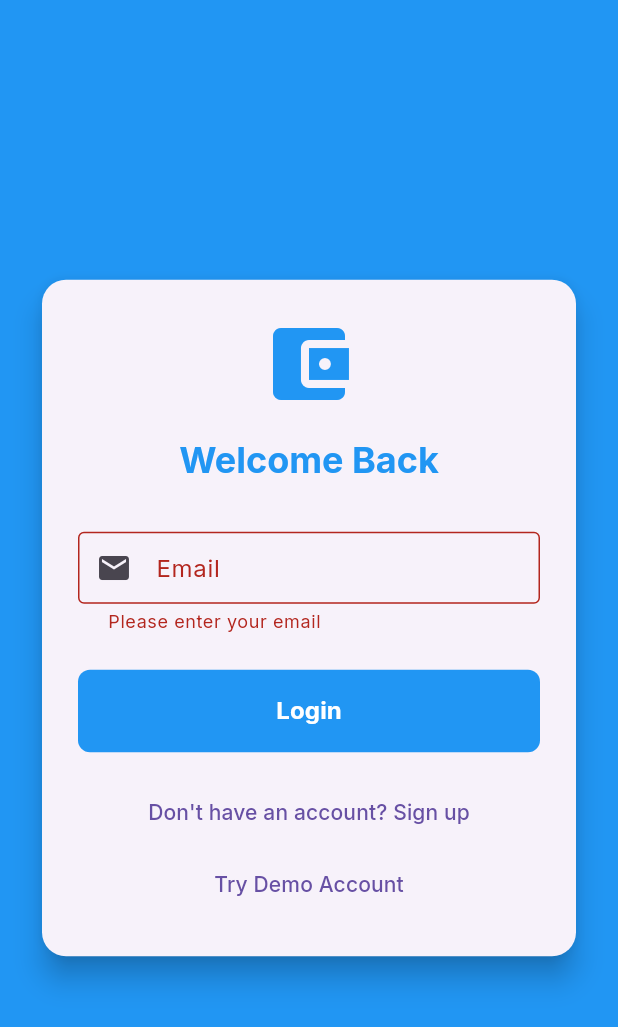
After one commit to souleimarejeb/expenseMate, a Flutter app: the screen it shows after launch, after a tap on "Login", on a phone screen of 412 x 824 dp. The commit adds this screen. Shown: the top 1027 px of the screen. Run offline on Flutter 3.47's test engine with Material 3 defaults, Android fonts, the phone set to English and light mode, and no system bars; our stand-ins replace fl_chart, flutter_local_notifications, sqflite; accounts and stored records are empty.

Commit message:
feat: Implement user authentication and profile management screens

```diff
--- /dev/null
+++ b/lib/features/user/screens/simple_login_screen.dart
@@ -0,0 +1,305 @@
+// simple_login_screen.dart
+import 'package:flutter/material.dart';
+import 'package:provider/provider.dart';
+import '../providers/user_provider.dart';
+import '../models/user_model.dart';
+
+class SimpleLoginScreen extends StatefulWidget {
+  const SimpleLoginScreen({super.key});
+
+  @override
+  State<SimpleLoginScreen> createState() => _SimpleLoginScreenState();
+}
+
+class _SimpleLoginScreenState extends State<SimpleLoginScreen> {
+  final _formKey = GlobalKey<FormState>();
+  final _firstNameController = TextEditingController();
+  final _lastNameController = TextEditingController();
+  final _emailController = TextEditingController();
+
+  bool _isLogin = true;
+  bool _isLoading = false;
+
+  @override
+  void dispose() {
+    _firstNameController.dispose();
+    _lastNameController.dispose();
+    _emailController.dispose();
+    super.dispose();
+  }
+
+  @override
+  Widget build(BuildContext context) {
+    return Scaffold(
+      backgroundColor: Theme.of(context).primaryColor,
+      body: SafeArea(
+        child: Center(
+          child: SingleChildScrollView(
+            padding: const EdgeInsets.all(24),
+            child: Card(
+              elevation: 8,
+              shape: RoundedRectangleBorder(
+                borderRadius: BorderRadius.circular(16),
+              ),
+              child: Padding(
+                padding: const EdgeInsets.all(24),
+                child: Form(
+                  key: _formKey,
+                  child: Column(
+                    mainAxisSize: MainAxisSize.min,
+                    children: [
+                      Icon(
+                        Icons.account_balance_wallet,
+                        size: 64,
+                        color: Theme.of(context).primaryColor,
+                      ),
+                      const SizedBox(height: 16),
+                      Text(
+                        _isLogin ? 'Welcome Back' : 'Create Account',
+                        style: Theme.of(context).textTheme.headlineSmall?.copyWith(
+                              fontWeight: FontWeight.bold,
+                              color: Theme.of(context).primaryColor,
+                            ),
+                      ),
+                      const SizedBox(height: 32),
+
+                      // Name fields for registration
+                      if (!_isLogin) ...[
+                        Row(
+                          children: [
+                            Expanded(
+                              child: TextFormField(
+                                controller: _firstNameController,
+                                decoration: const InputDecoration(
+                                  labelText: 'First Name',
+                                  prefixIcon: Icon(Icons.person),
+                                  border: OutlineInputBorder(),
+                                ),
+                                validator: (value) {
+                                  if (!_isLogin && (value == null || value.trim().isEmpty)) {
+                                    return 'Required';
+                                  }
+                                  return null;
+                                },
+                              ),
+                            ),
+                            const SizedBox(width: 16),
+                            Expanded(
+                              child: TextFormField(
+                                controller: _lastNameController,
+                                decoration: const InputDecoration(
+                                  labelText: 'Last Name',
+                                  prefixIcon: Icon(Icons.person_outline),
+                                  border: OutlineInputBorder(),
+                                ),
+                                validator: (value) {
+                                  if (!_isLogin && (value == null || value.trim().isEmpty)) {
+                                    return 'Required';
+                                  }
+                                  return null;
+                                },
+                              ),
+                            ),
+                          ],
+                        ),
+                        const SizedBox(height: 16),
+                      ],
+
+                      // Email field
+                      TextFormField(
+                        controller: _emailController,
+                        keyboardType: TextInputType.emailAddress,
+                        decoration: const InputDecoration(
+                          labelText: 'Email',
+                          prefixIcon: Icon(Icons.email),
+                          border: OutlineInputBorder(),
+                        ),
+                        validator: (value) {
+                          if (value == null || value.trim().isEmpty) {
+                            return 'Please enter your email';
+                          }
+                          if (!RegExp(r'^[\w-\.]+@([\w-]+\.)+[\w-]{2,4}$').hasMatch(value)) {
+                            return 'Please enter a valid email';
+                          }
+                          return null;
+                        },
+                      ),
+
+                      const SizedBox(height: 24),
+
+                      // Error display
+                      Consumer<UserProvider>(
+                        builder: (context, userProvider, child) {
+                          if (userProvider.error != null) {
+                            return Container(
+                              width: double.infinity,
+                              padding: const EdgeInsets.all(12),
+                              margin: const EdgeInsets.only(bottom: 16),
+                              decoration: BoxDecoration(
+                                color: Colors.red.shade50,
+                                border: Border.all(color: Colors.red.shade200),
+                                borderRadius: BorderRadius.circular(8),
+                              ),
+                              child: Text(
+                                userProvider.error!,
+                                style: TextStyle(color: Colors.red.shade700),
+                                textAlign: TextAlign.center,
+                              ),
+                            );
+                          }
+                          return const SizedBox.shrink();
+                        },
+                      ),
+
+                      // Submit button
+                      SizedBox(
+                        width: double.infinity,
+                        child: ElevatedButton(
+                          onPressed: _isLoading ? null : _handleSubmit,
+                          style: ElevatedButton.styleFrom(
+                            backgroundColor: Theme.of(context).primaryColor,
+                            foregroundColor: Colors.white,
+                            padding: const EdgeInsets.symmetric(vertical: 16),
+                            shape: RoundedRectangleBorder(
+                              borderRadius: BorderRadius.circular(8),
+                            ),
+                          ),
+                          child: _isLoading
+                              ? const SizedBox(
+                                  height: 20,
+                                  width: 20,
+                                  child: CircularProgressIndicator(
+                                    strokeWidth: 2,
+                                    valueColor: AlwaysStoppedAnimation<Color>(Colors.white),
+                                  ),
+                                )
+                              : Text(
+                                  _isLogin ? 'Login' : 'Create Account',
+                                  style: const TextStyle(
+                                    fontSize: 16,
+                                    fontWeight: FontWeight.bold,
+                                  ),
+                                ),
+                        ),
+                      ),
+
+                      const SizedBox(height: 16),
+
+                      // Toggle between login/register
+                      TextButton(
+                        onPressed: () {
+                          setState(() {
+                            _isLogin = !_isLogin;
+                            // Clear form when toggling
+                            _firstNameController.clear();
+                            _lastNameController.clear();
+                            _emailController.clear();
+                          });
+                          Provider.of<UserProvider>(context, listen: false).clearError();
+                        },
+                        child: Text(
+                          _isLogin
+                              ? "Don't have an account? Sign up"
+                              : "Already have an account? Sign in",
+                        ),
+                      ),
+
+                      // Demo account button
+                      if (_isLogin)
+                        TextButton(
+                          onPressed: _createDemoAccount,
+                          child: const Text('Try Demo Account'),
+                        ),
+                    ],
+                  ),
+                ),
+              ),
+            ),
+          ),
+        ),
+      ),
+    );
+  }
+
+  Future<void> _handleSubmit() async {
+    if (!_formKey.currentState!.validate()) {
+      return;
+    }
+
+    setState(() {
+      _isLoading = true;
+    });
+
+    final userProvider = Provider.of<UserProvider>(context, listen: false);
+    userProvider.clearError();
+
+    bool success = false;
+
+    try {
+      if (_isLogin) {
+        // Login with email
+        success = await userProvider.loginUser(_emailController.text.trim());
+      } else {
+        // Create new user
+        final user = UserModel(
+          firstName: _firstNameController.text.trim(),
+          lastName: _lastNameController.text.trim(),
+          email: _emailController.text.trim(),
+        );
+        success = await userProvider.createUser(user);
+      }
+
+      if (success && mounted) {
+        Navigator.of(context).pushReplacementNamed('/');
+        ScaffoldMessenger.of(context).showSnackBar(
+          SnackBar(
+            content: Text(
+              _isLogin ? 'Welcome back!' : 'Account created successfully!',
+            ),
+            backgroundColor: Colors.green,
+          ),
+        );
+      }
+    } finally {
+      if (mounted) {
+        setState(() {
+          _isLoading = false;
+        });
+      }
+    }
+  }
+
+  Future<void> _createDemoAccount() async {
+    setState(() {
+      _isLoading = true;
+    });
+
+    final userProvider = Provider.of<UserProvider>(context, listen: false);
+    userProvider.clearError();
+
+    final demoUser = UserModel(
+      firstName: 'Demo',
+      lastName: 'User',
+      email: 'demo@expensemate.com',
+      monthlyIncome: 5000.0,
+    );
+
+    final success = await userProvider.createUser(demoUser);
+
+    if (mounted) {
+      setState(() {
+        _isLoading = false;
+      });
+
+      if (success) {
+        Navigator.of(context).pushReplacementNamed('/');
+        ScaffoldMessenger.of(context).showSnackBar(
+          const SnackBar(
+            content: Text('Demo account created! Welcome to ExpenseMate'),
+            backgroundColor: Colors.green,
+          ),
+        );
+      }
+    }
+  }
+}
--- a/lib/main.dart
+++ b/lib/main.dart
@@ -2,6 +2,8 @@ import 'package:expensemate/routes/app_routes.dart';
 import 'package:expensemate/features/expenses_management/providers/expense_provider.dart';
 import 'package:expensemate/features/user/providers/user_provider.dart';
 import 'package:expensemate/features/user/providers/user_preferences_provider.dart';
+import 'package:expensemate/features/home/home_page.dart';
+import 'package:expensemate/features/user/screens/simple_login_screen.dart';
 import 'package:flutter/material.dart';
 import 'package:provider/provider.dart';
 
@@ -66,7 +68,15 @@ class MyApp extends StatelessWidget {
             contentPadding: const EdgeInsets.symmetric(horizontal: 16, vertical: 12),
           ),
         ),
-        initialRoute: AppRoutes.home,
+        home: Consumer<UserProvider>(
+          builder: (context, userProvider, child) {
+            if (userProvider.isAuthenticated) {
+              return HomePage();
+            } else {
+              return const SimpleLoginScreen();
+            }
+          },
+        ),
         onGenerateRoute: AppRoutes.generateRoute,
       ),
     );
```
Also changed, not shown: lib/app_wrapper.dart (added, +23 -0 lines), lib/features/home/home_page.dart (+17 -38 lines), lib/features/user/providers/user_provider.dart (+7 -3 lines), lib/features/user/screens/simple_profile_screen.dart (added, +303 -0 lines), lib/features/user/screens/user_profile_screen.dart (+10 -5 lines), lib/routes/app_routes.dart (+4 -13 lines), 4 other files.
